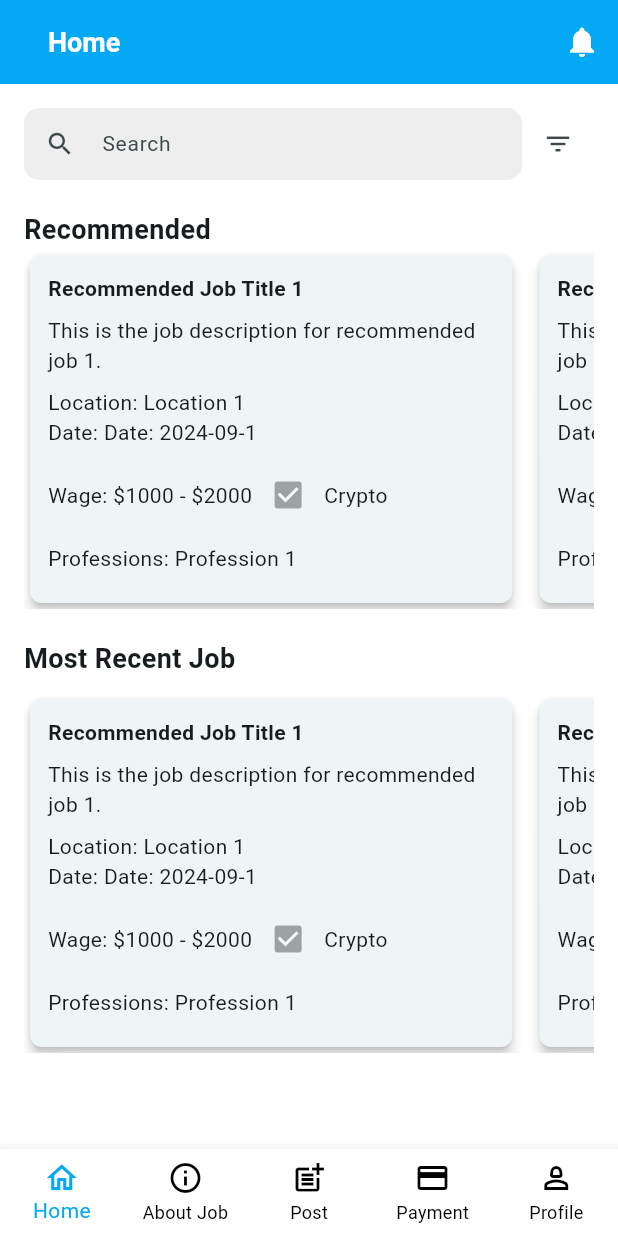
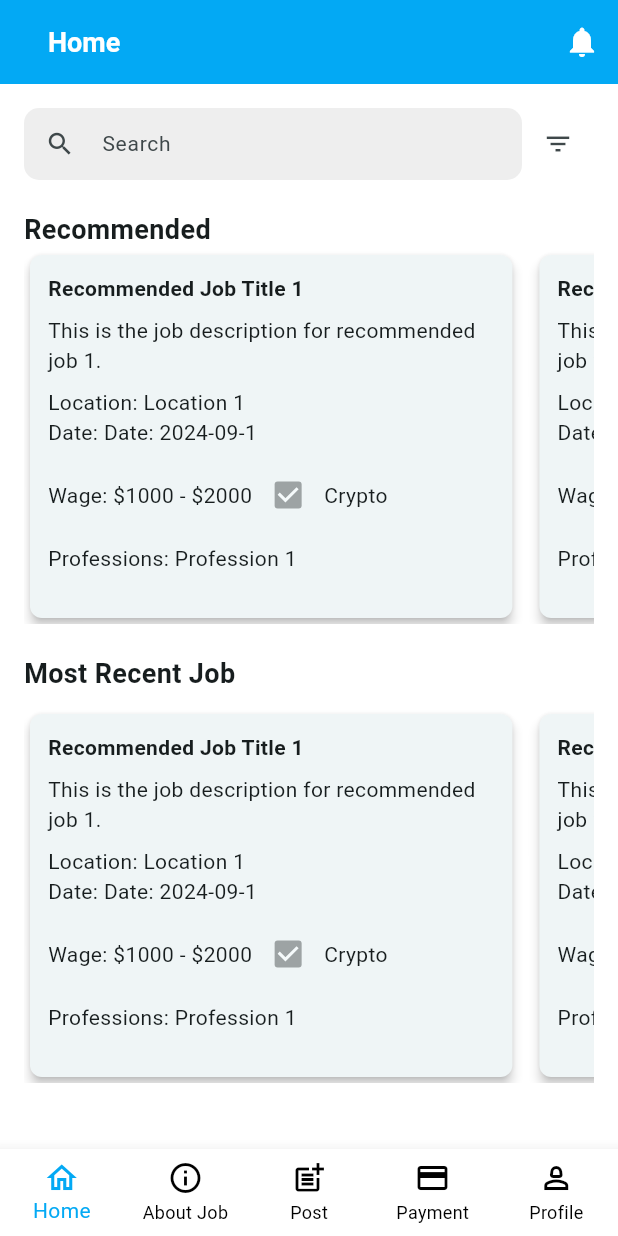
Before and after one commit to cchrisha/Community-Guild, a Flutter app: the HomePage screen opened directly, on a phone screen of 412 x 824 dp. Run offline on Flutter 3.47's test engine with Material 3 defaults, Android fonts, the phone set to English and light mode, and no system bars; our stand-ins replace equatable, flutter_bloc, get, google_fonts, image_picker, shared_preferences; accounts and stored records are empty.

Commit message:
adjust ung card sizeavlelity sa home.dart na itey

```diff
--- a/lib/screens/home.dart
+++ b/lib/screens/home.dart
@@ -1,6 +1,5 @@
 import 'package:community_guild/widget/home/job_card.dart';
 import 'package:community_guild/widget/home/search_and_filter.dart';
-import 'package:community_guild/widget/home/home_section_title.dart';
 import 'package:community_guild/widget/home/section_title.dart';
 import 'package:flutter/material.dart';
 import 'package:community_guild/screens/job_detail.dart';
@@ -58,7 +57,7 @@ class HomePage extends StatelessWidget {
                   const SizedBox(height: 20),
                   const SectionTitle(title: 'Recommended'),
                   SizedBox(
-                    height: 240, // Increased height to accommodate new fields
+                    height: 250,
                     child: ListView.builder(
                       scrollDirection: Axis.horizontal,
                       itemCount: 10,
@@ -66,14 +65,14 @@ class HomePage extends StatelessWidget {
                         return Padding(
                           padding: const EdgeInsets.only(right: 10),
                           child: SizedBox(
-                            width: MediaQuery.of(context).size.width * 0.8, // Adjust card width relative to the screen width
+                            width: MediaQuery.of(context).size.width * 0.8, //responsive na width
                             child: HomeJobCard(
                               jobTitle: 'Recommended Job Title ${index + 1}',
                               jobDescription: 'This is the job description for recommended job ${index + 1}.',
                               location: 'Location ${index + 1}',
-                              date: 'Date: 2024-09-${index + 1}', // Example date
-                              wageRange: '\$${index * 1000 + 1000} - \$${index * 1000 + 2000}', // Example wage range
-                              isCrypto: index % 2 == 0, // Alternate for crypto status
+                              date: 'Date: 2024-09-${index + 1}',
+                              wageRange: '\$${index * 1000 + 1000} - \$${index * 1000 + 2000}',
+                              isCrypto: index % 2 == 0,
                               professions: 'Profession ${index + 1}',
                               onTap: () {
                                 Navigator.push(
@@ -93,10 +92,10 @@ class HomePage extends StatelessWidget {
                     ),
                   ),
                   const SizedBox(height: 20),
-                  const HomeSectionTitle(title: 'Most Recent Job'),
+                  const SectionTitle(title: 'Most Recent Job'),
                   const SizedBox(height: 10),
                   SizedBox(
-                    height: 240, // Increased height to accommodate new fields
+                    height: 250,
                     child: ListView.builder(
                       scrollDirection: Axis.horizontal,
                       itemCount: 10,
@@ -104,14 +103,14 @@ class HomePage extends StatelessWidget {
                         return Padding(
                           padding: const EdgeInsets.only(right: 10),
                           child: SizedBox(
-                            width: MediaQuery.of(context).size.width * 0.8, // Adjust card width relative to the screen width
+                            width: MediaQuery.of(context).size.width * 0.8, // responsive na width
                             child: HomeJobCard(
                               jobTitle: 'Recommended Job Title ${index + 1}',
                               jobDescription: 'This is the job description for recommended job ${index + 1}.',
                               location: 'Location ${index + 1}',
-                              date: 'Date: 2024-09-${index + 1}', // Example date
-                              wageRange: '\$${index * 1000 + 1000} - \$${index * 1000 + 2000}', // Example wage range
-                              isCrypto: index % 2 == 0, // Alternate for crypto status
+                              date: 'Date: 2024-09-${index + 1}',
+                              wageRange: '\$${index * 1000 + 1000} - \$${index * 1000 + 2000}',
+                              isCrypto: index % 2 == 0,
                               professions: 'Profession ${index + 1}',
                               onTap: () {
                                 Navigator.push(
--- a/lib/widget/home/job_card.dart
+++ b/lib/widget/home/job_card.dart
@@ -1,4 +1,4 @@
-import 'package:flutter/material.dart';  // Ensure this import is present
+import 'package:flutter/material.dart';
 
 class HomeJobCard extends StatelessWidget {
   final String jobTitle;
@@ -8,11 +8,11 @@ class HomeJobCard extends StatelessWidget {
   final String wageRange;
   final bool isCrypto;
   final String professions;
-  final VoidCallback onTap;  // VoidCallback is a typedef for a function with no arguments that returns nothing
+  final VoidCallback onTap;
   final bool showAddButton;
 
   const HomeJobCard({
-    super.key,  // This is valid only if the class extends StatelessWidget or StatefulWidget
+    super.key,
     required this.jobTitle,
     required this.jobDescription,
     required this.location,
@@ -32,7 +32,6 @@ class HomeJobCard extends StatelessWidget {
         elevation: 3,
         shape: RoundedRectangleBorder(borderRadius: BorderRadius.circular(8)),
         child: Container(
-          width: MediaQuery.of(context).size.width * 0.8,
           padding: const EdgeInsets.all(12),
           child: Column(
             crossAxisAlignment: CrossAxisAlignment.start,
```
